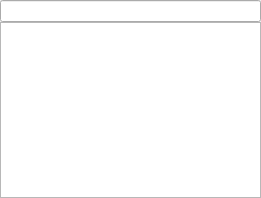
Above: widgets/itemview.ui from CDrummond/cantata before the change. Below: the same form after it.
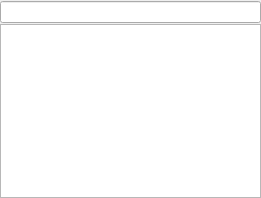
That is the form after the change. Custom widgets are drawn as their Qt base class.

The edit to the form file:
```diff
--- a/widgets/itemview.ui
+++ b/widgets/itemview.ui
@@ -15,7 +15,7 @@
     <number>0</number>
    </property>
    <property name="spacing">
-    <number>0</number>
+    <number>1</number>
    </property>
    <item>
     <widget class="TitleWidget" name="title"/>
```
Left out of the diff: 2 changed lines with no effect on the pictures.
